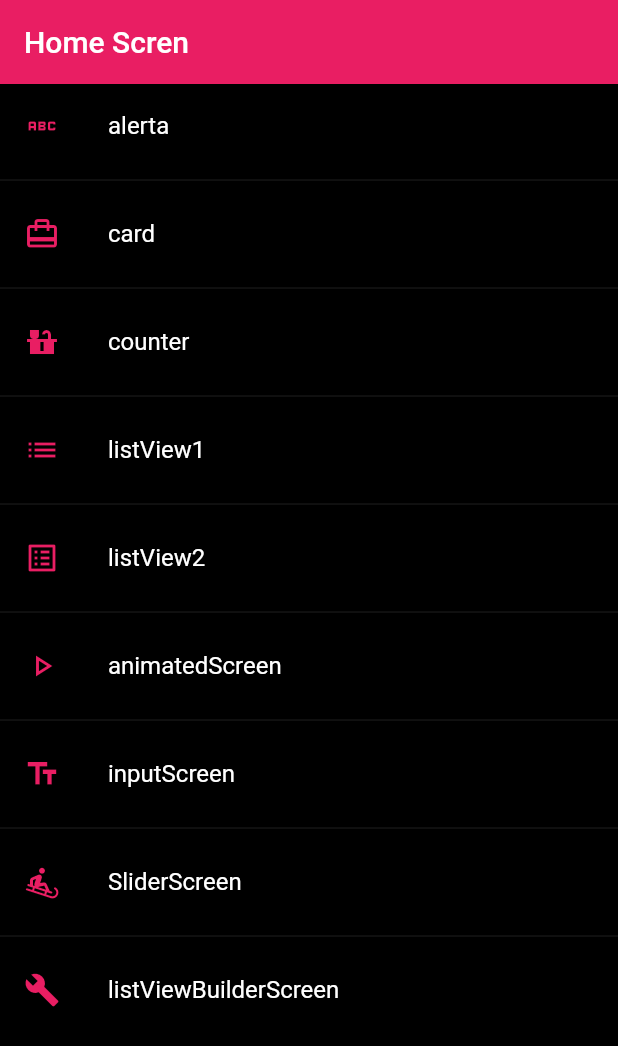
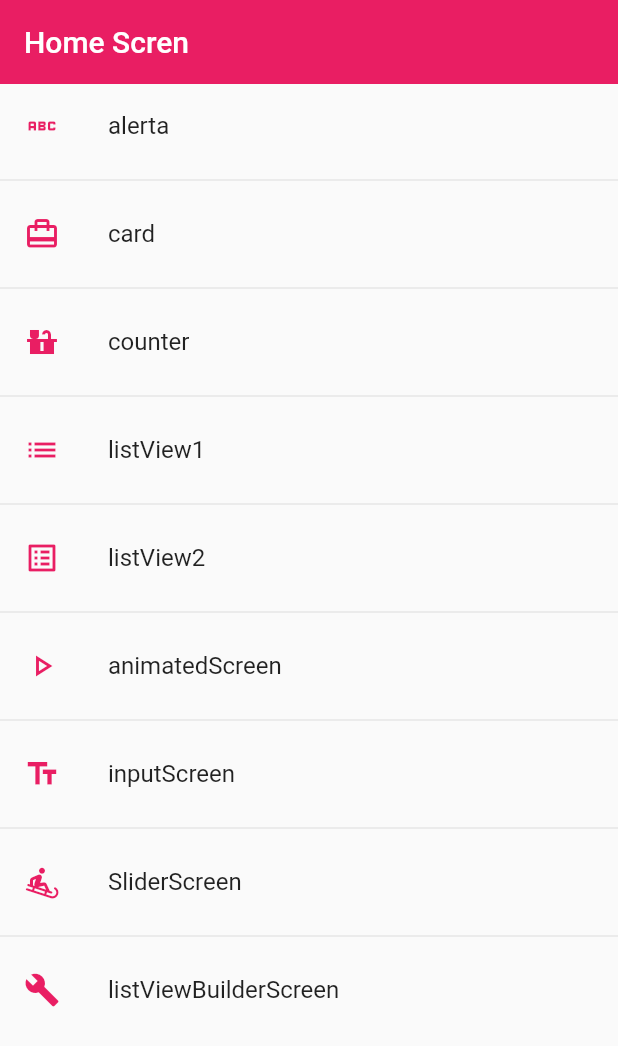
Before and after one commit to nicoisz/fluttereando, a Flutter app: the screen it shows after launch, on a phone screen of 412 x 824 dp. Shown: the top 1046 px of the screen. Run offline on Flutter 3.47's test engine with Material 2 defaults, Android fonts, the phone set to English and light mode, and no system bars; missing offline and left inert: dart:ffi.

Commit message:
last change

```diff
--- a/lib/main.dart
+++ b/lib/main.dart
@@ -18,6 +18,6 @@ class MyApp extends StatelessWidget {
         initialRoute: 'home',
         routes: AppRoutes.routes,
         onGenerateRoute: AppRoutes.onGenerateRoute,
-        theme: AppTheme.darkTheme);
+        theme: AppTheme.lightTheme);
   }
 }
```
